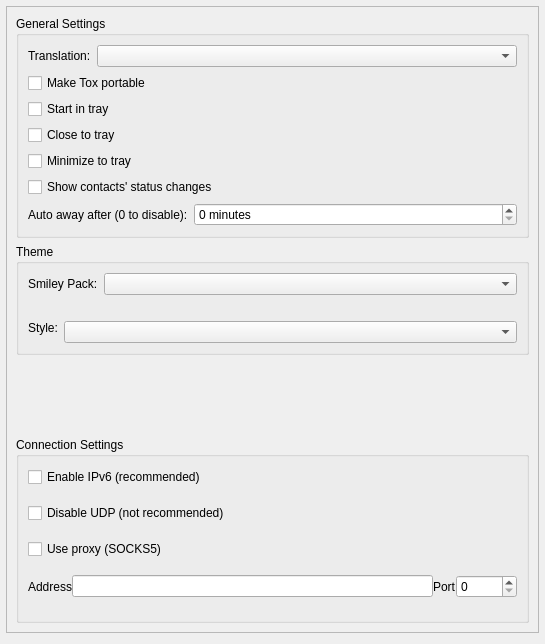
The window that src/widget/form/settings/generalsettings.ui (qTox/qTox) describes before a commit, drawn with Qt 5.
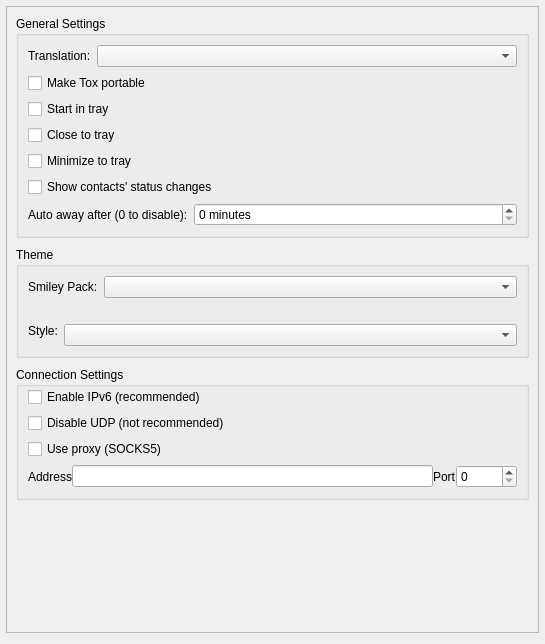
The same window after the commit.

What changed in the file:
```diff
--- a/src/widget/form/settings/generalsettings.ui
+++ b/src/widget/form/settings/generalsettings.ui
@@ -28,6 +28,9 @@
      <property name="widgetResizable">
       <bool>true</bool>
      </property>
+     <property name="alignment">
+      <set>Qt::AlignLeading|Qt::AlignLeft|Qt::AlignTop</set>
+     </property>
      <widget class="QWidget" name="scrollAreaWidgetContents_2">
       <property name="geometry">
        <rect>
@@ -37,7 +40,13 @@
         <height>627</height>
        </rect>
       </property>
-      <layout class="QVBoxLayout" name="verticalLayout_4">
+      <layout class="QVBoxLayout" name="verticalLayout_4" stretch="0,0,1">
+       <property name="spacing">
+        <number>9</number>
+       </property>
+       <property name="topMargin">
+        <number>9</number>
+       </property>
        <item alignment="Qt::AlignTop">
         <widget class="QGroupBox" name="generalGroup">
          <property name="title">
@@ -262,7 +271,7 @@
          </layout>
         </widget>
        </item>
-       <item>
+       <item alignment="Qt::AlignTop">
         <widget class="QGroupBox" name="connectionGroup">
          <property name="title">
           <string>Connection Settings</string>
```
Left out of the diff: 4 changed lines with no effect on the pictures.
